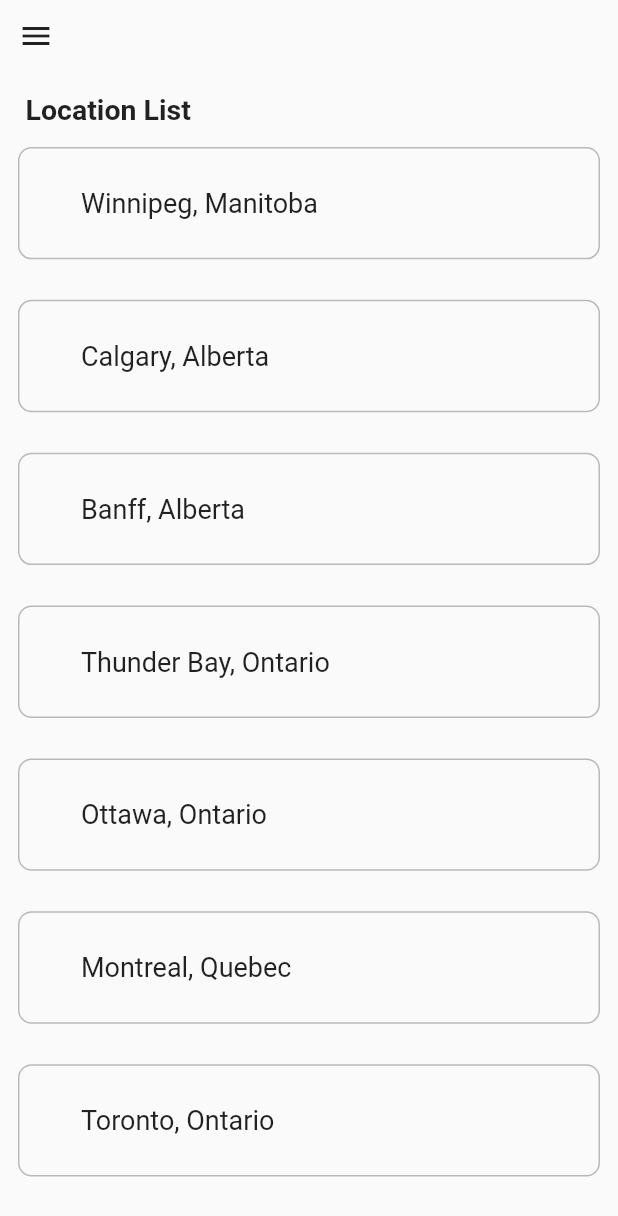
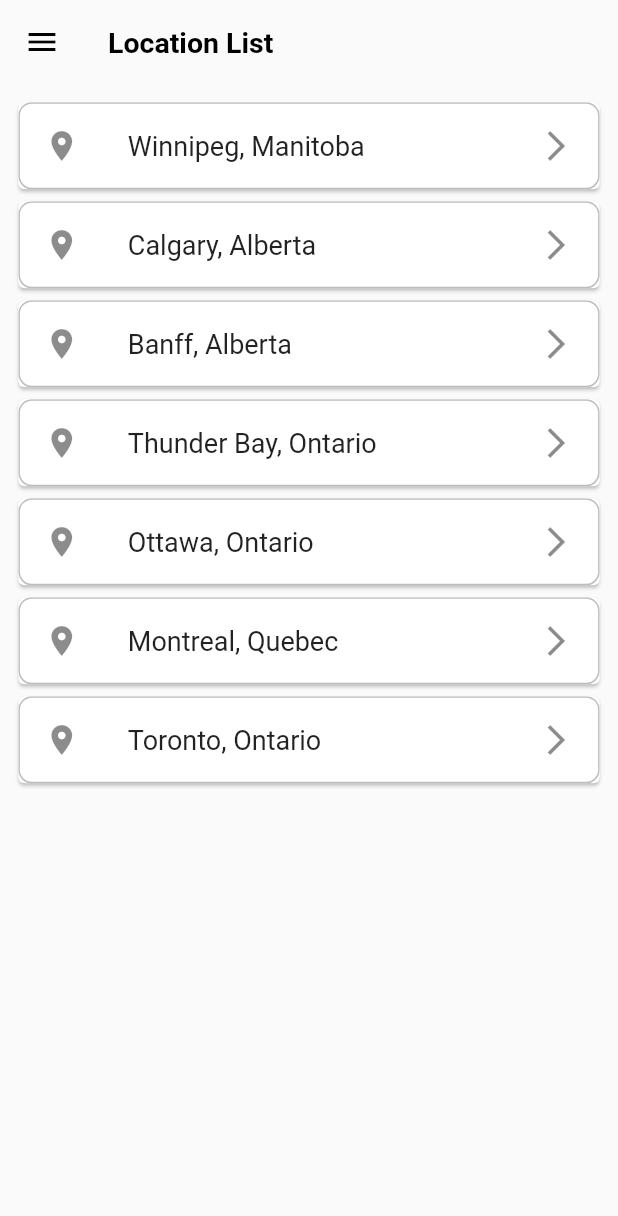
Before and after one commit to Saugat913/mobblazer, a Flutter app: the BusinessListPage screen opened directly, after a tap on the "menu" icon, after a tap on "Location", on a phone screen of 412 x 824 dp. Shown: the top 1216 px of the screen. Run offline on Flutter 3.47's test engine with Material 2 defaults, Android fonts, the phone set to English and light mode, and no system bars.

Commit message:
change the title to app bar and add divider in drawer

```diff
--- a/lib/components/CustomDrawer.dart
+++ b/lib/components/CustomDrawer.dart
@@ -4,76 +4,113 @@ import 'package:mobblazers/screen/ListPage/BusinessListPage.dart';
 import 'package:mobblazers/screen/ListPage/LocationList.dart';
 import 'package:mobblazers/screen/LogIn.dart';
 
-
-
 class CustomDrawer extends StatelessWidget {
   CustomDrawer({super.key});
-String userName="Username";
-String userEmail="random@gmail.com";
-List<String> options=[
-  "DashBoard",
-  "Business",
-  "Location",
-  "Change Password",
-  "Signout"
-];
-List<IconData> optionsIcons=[
-  Icons.home,
-  Icons.business,
-  Icons.location_on_sharp,
-  Icons.password_rounded,
-  Icons.logout
-];
-List<Widget> optionsPage=[
-  DashBoard(),
-  BusinessListPage(pageTitle: "Business List",isMain: true,),
-  LocationListPage(pageTitle: "Location List",isMain: true,),
-  LocationListPage(pageTitle: "Location List",isMain: true,),
- LogInPage()
+  String userName = "Username";
+  String userEmail = "random@gmail.com";
 
-];
   @override
   Widget build(BuildContext context) {
+    var screenWidth = MediaQuery.of(context).size.width;
+    var screenHeight = MediaQuery.of(context).size.height;
+
     return Container(
-      height: MediaQuery.of(context).size.height,
-       width: MediaQuery.of(context).size.width/2,
+      height: screenHeight,
+      width: screenWidth / 2,
       child: Column(children: [
         Container(
-          height: MediaQuery.of(context).size.height / 3,
-          width: MediaQuery.of(context).size.width,
-          color:  Color(0xfff36622),
+          height: screenHeight * 0.3,
+          width: screenWidth,
+          color: Color(0xfff36622),
           child: SafeArea(
-            child: Padding(
-              padding: const EdgeInsets.all(8.0),
-              child: Column(
-                crossAxisAlignment: CrossAxisAlignment.start,
-                children: [
-              Center(child: Image.asset("assets/images/user_profile.png",height: MediaQuery.of(context).size.height/ 7,)),
-              SizedBox(height: 8,),
-              Text("${userName}",style: TextStyle(color: Colors.white),),
-              SizedBox(height: 13,),
-              Text("${userEmail}",style: TextStyle(color: Colors.white),),
-              ],),
+            child: Column(
+              crossAxisAlignment: CrossAxisAlignment.start,
+              children: [
+                Center(
+                    child: Image.asset(
+                  "assets/images/user_profile.png",
+                  height: screenHeight / 7,
+                )),
+                Spacer(),
+                ListTile(
+                  title: Text(
+                    "${userName}",
+                    style: TextStyle(color: Colors.white),
+                  ),
+                  subtitle: Text(
+                    "${userEmail}",
+                    style: TextStyle(color: Colors.white),
+                  ),
+                )
+              ],
             ),
           ),
         ),
+        SizedBox(
+          height: 14,
+        ),
         Expanded(
           child: Container(
-            child: ListView.builder(itemCount: options.length,itemBuilder: ((context, index) {
-               return ListTile(onTap: (() {
-                if(index == options.length -1){
-                  Navigator.of(context).pushReplacement(MaterialPageRoute(builder: ((context) => optionsPage.elementAt(index))));
-                }
-                 Navigator.of(context).push(MaterialPageRoute(builder: ((context) => optionsPage.elementAt(index))));
-               }),leading: Icon(optionsIcons.elementAt(index)),title: Text(options.elementAt(index)),);
-            })),
-          ),
+              child: ListView(
+            children: [
+              ListTile(
+                onTap: (() {
+                  Navigator.of(context).push(
+                      MaterialPageRoute(builder: ((context) => DashBoard())));
+                }),
+                leading: Icon(Icons.home),
+                title: Text("DashBoard"),
+              ),
+              Divider(),
+              ListTile(
+                onTap: (() {
+                  Navigator.of(context).push(MaterialPageRoute(
+                      builder: ((context) => BusinessListPage(
+                            pageTitle: "Business List",
+                            isMain: true,
+                          ))));
+                }),
+                leading: Icon(Icons.business),
+                title: Text("Business"),
+              ),
+              ListTile(
+                onTap: (() {
+                  Navigator.of(context).push(MaterialPageRoute(
+                      builder: ((context) => LocationListPage(
+                            pageTitle: "Location List",
+                            isMain: true,
+                          ))));
+                }),
+                leading: Icon(
+                  Icons.location_on_sharp,
+                ),
+                title: Text("Location"),
+              ),
+              Divider(),
+              ListTile(
+                onTap: (() {
+                  Navigator.of(context).push(MaterialPageRoute(
+                      builder: ((context) => LocationListPage(
+                            pageTitle: "Location List",
+                            isMain: true,
+                          ))));
+                }),
+                leading: Icon(
+                  Icons.password_rounded,
+                ),
+                title: Text("Change Password"),
+              ),
+              ListTile(
+                onTap: (() {
+                  Navigator.of(context).pushReplacement(
+                      MaterialPageRoute(builder: ((context) => LogInPage())));
+                }),
+                leading: Icon(Icons.logout),
+                title: Text("Signout"),
+              )
+            ],
+          )),
         ),
-        // ...List.generate(options.length, (index){
-        //    return ListTile(onTap: (() {
-        //      Navigator.of(context).push(MaterialPageRoute(builder: ((context) => BusinessPage())));
-        //    }),leading: Icon(optionsIcons.elementAt(index)),title: Text(options.elementAt(index)),);
-        // })
       ]),
     );
   }
--- a/lib/screen/AddCustomer.dart
+++ b/lib/screen/AddCustomer.dart
@@ -54,9 +54,10 @@ class AddCustomerPage extends StatelessWidget {
           )),
       body: SafeArea(
           child: Padding(
-              padding: EdgeInsets.all(screenWidth * 0.07),
+              padding: EdgeInsets.only(left:screenWidth * 0.07,right: screenWidth * 0.07,top: screenWidth * 0.07),
               child: SingleChildScrollView(
                 child: Column(children: [
+
                   Form(
                       child: Column(
                     children: [
--- a/lib/screen/ListPage/BusinessListPage.dart
+++ b/lib/screen/ListPage/BusinessListPage.dart
@@ -18,44 +18,50 @@ class BusinessListPage extends StatelessWidget {
   ];
   @override
   Widget build(BuildContext context) {
+    var screenWidth=MediaQuery.of(context).size.width;
+    var screenHeight=MediaQuery.of(context).size.height;
+
     return Scaffold(
-      drawer: Drawer(child: CustomDrawer()),
-      body: SafeArea(
-          child: Column(
-        crossAxisAlignment: CrossAxisAlignment.start,
-        children: [
-          isMain
+      appBar: AppBar(
+        backgroundColor: Colors.transparent,
+        elevation: 0,
+        leading: isMain
             ? Builder(builder: (context) {
                 return IconButton(
                     onPressed: () {
                       Scaffold.of(context).openDrawer();
                     },
-                      icon: Icon(Icons.menu));
+                    icon: Icon(Icons.menu,color: Colors.black,));
               })
             : IconButton(
                 onPressed: () {
                   Navigator.of(context).pop();
                 },
-                  icon: Icon(Icons.arrow_back)),
-          SizedBox(
-            height: 14,
-          ),
-          Padding(
-            padding: const EdgeInsets.only(left: 17),
-            child: Text(
+                icon: Icon(Icons.arrow_back,color: Colors.black,)),
+        title: Text(
           "${pageTitle}",
-              style: TextStyle(fontSize: 19, fontWeight: FontWeight.w600),
+          style: TextStyle(fontSize: 19, fontWeight: FontWeight.w600,color: Colors.black),
         ),
       ),
-          SizedBox(
-            height: 14,
-          ),
+      drawer: Drawer(child: CustomDrawer(),),
+      body: SafeArea(
+          child: Column(
+        crossAxisAlignment: CrossAxisAlignment.start,
+        children: [
           Expanded(
             child: Container(
+              padding:EdgeInsets.fromLTRB(screenWidth*0.02, screenHeight*0.01, screenWidth*0.02, screenHeight*0.01),
               child: ListView.builder(
                   itemCount: businessList.length,
                   itemBuilder: (context, index) {
-                    return GestureDetector(
+                    return Card(
+                      child: ListTile(
+                        leading: Icon(Icons.business),
+                        title: Text(
+                          "${businessList.elementAt(index)}",
+                          style: TextStyle(fontSize: 18),
+                        ),
+                        trailing: Icon(Icons.arrow_forward_ios),
                         onTap: () {
                           if (isMain == true) {
                             Navigator.of(context).push(MaterialPageRoute(
@@ -70,26 +76,9 @@ class BusinessListPage extends StatelessWidget {
                                     businessLocation: pageTitle))));
                           }
                         },
-                      child: Container(
-                        padding: EdgeInsets.fromLTRB(17, 12, 17, 12),
-                        margin:
-                            EdgeInsets.only(bottom: 27, left: 12, right: 12),
-                        height: MediaQuery.of(context).size.height / 11,
-                        width: MediaQuery.of(context).size.width / 1.2,
-                        decoration: BoxDecoration(
+                        shape: RoundedRectangleBorder(
+                          side: BorderSide(color: Colors.black26, width: 1),
                           borderRadius: BorderRadius.circular(9),
-                          border: Border.all(color: Colors.black26),
-                        ),
-                        child: Row(
-                          children: [
-                            SizedBox(
-                              width: 24,
-                            ),
-                            Text(
-                              "${businessList.elementAt(index)}",
-                              style: TextStyle(fontSize: 18),
-                            ),
-                          ],
                         ),
                       ),
                     );
--- a/lib/screen/ListPage/CustomerList.dart
+++ b/lib/screen/ListPage/CustomerList.dart
@@ -143,8 +143,6 @@ class _CustomerListPageState extends State<CustomerListPage> {
                                 fontFactor: fontFactor,
                                 fontSize: 11,
                               )
-                              // TextButton(
-                              //     onPressed: () {}, child: Text("Bulk Send"))
                             ],
                           ),
                           SizedBox(
--- a/lib/screen/ListPage/LocationList.dart
+++ b/lib/screen/ListPage/LocationList.dart
@@ -18,73 +18,74 @@ class LocationListPage extends StatelessWidget {
   ];
   @override
   Widget build(BuildContext context) {
+    var screenWidth=MediaQuery.of(context).size.width;
+    var screenHeight=MediaQuery.of(context).size.height;
     return Scaffold(
       drawer: Drawer(child: CustomDrawer()),
+      appBar: AppBar(
+        leading: isMain
+            ? Builder(builder: (context) {
+                return IconButton(
+                    onPressed: () {
+                      Scaffold.of(context).openDrawer();
+                    },
+                    icon: Icon(
+                      Icons.menu,
+                      color: Colors.black,
+                    ));
+              })
+            : IconButton(
+                onPressed: () {
+                  Navigator.of(context).pop();
+                },
+                icon: Icon(
+                  Icons.arrow_back,
+                  color: Colors.black,
+                )),
+        title: Text(
+          "${pageTitle}",
+          style: TextStyle(
+              fontSize: 19, fontWeight: FontWeight.w600, color: Colors.black),
+        ),
+        backgroundColor: Colors.transparent,
+        elevation: 0,
+      ),
       body: SafeArea(
           child: Column(
         crossAxisAlignment: CrossAxisAlignment.start,
         children: [
-          isMain?
-          Builder(builder: (context) {
-            return IconButton(
-                onPressed: () {
-                  Scaffold.of(context).openDrawer();
-                },
-                icon: Icon(Icons.menu));
-          }):IconButton(onPressed: () {
-            Navigator.of(context).pop();
-          }, icon: Icon(Icons.arrow_back)),
-          SizedBox(
-            height: 14,
-          ),
-          Padding(
-            padding: const EdgeInsets.only(left: 17),
-            child: Text(
-              "${pageTitle}",
-              style: TextStyle(fontSize: 19, fontWeight: FontWeight.w600),
-            ),
-          ),
-          SizedBox(
-            height: 14,
-          ),
           Expanded(
             child: Container(
+              padding:EdgeInsets.fromLTRB(screenWidth*0.02, screenHeight*0.01, screenWidth*0.02, screenHeight*0.01),
               child: ListView.builder(
                   itemCount: locationlist.length,
                   itemBuilder: (context, index) {
-                    return GestureDetector(
+                    return Card(
+                      child: ListTile(
+                        leading: Icon(Icons.location_on),
+                        title: Text(
+                          "${locationlist.elementAt(index)}",
+                          style: TextStyle(fontSize: 18),
+                        ),
+                        trailing: Icon(Icons.arrow_forward_ios),
                         onTap: () {
                           if (isMain == true) {
                             Navigator.of(context).push(MaterialPageRoute(
                                 builder: ((context) => BusinessListPage(
                                     pageTitle:
-                                        "Business List in ${locationlist.elementAt(index)}",isMain:false
-                                  ))));
-                        }else{
+                                        "Business List in ${locationlist.elementAt(index)}",
+                                    isMain: false))));
+                          } else {
                             Navigator.of(context).push(MaterialPageRoute(
-                              builder: ((context) =>CustomerListPage(businessName: pageTitle, businessLocation: locationlist.elementAt(index)) )));
+                                builder: ((context) => CustomerListPage(
+                                    businessName: pageTitle,
+                                    businessLocation:
+                                        locationlist.elementAt(index)))));
                           }
                         },
-                      child: Container(
-                        padding: EdgeInsets.fromLTRB(17, 12, 17, 12),
-                        margin:
-                            EdgeInsets.only(bottom: 27, left: 12, right: 12),
-                        height: MediaQuery.of(context).size.height / 11,
-                        width: MediaQuery.of(context).size.width / 1.2,
-                        decoration: BoxDecoration(
+                        shape: RoundedRectangleBorder(
                           borderRadius: BorderRadius.circular(9),
-                          border: Border.all(color: Colors.black26),
-                        ),
-                        child: Row(
-                          children: [
-                            SizedBox(
-                              width: 24,
-                            ),
-                            Text(
-                              "${locationlist.elementAt(index)}",
-                              style: TextStyle(fontSize: 18),
-                            ),
-                          ],
+                          side: BorderSide(color: Colors.black26)
                         ),
                       ),
                     );
```
Also changed, not shown: lib/main.dart (+1 -11 lines), lib/screen/DashBoard.dart (+13 -18 lines), lib/screen/GetStarted.dart (+7 -11 lines), lib/screen/LogIn.dart (+14 -17 lines). Lines whose indentation alone changed are shown as unchanged.
